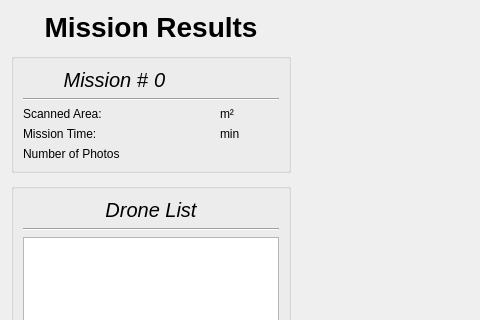
First picture: the form in UI/Postflight/post_design.ui, repository cmpe-DroneLab/GeoFly3D, before the edit; both pictures show x 0 to 480 and y 0 to 320 of the 1024 by 768 pixel window.
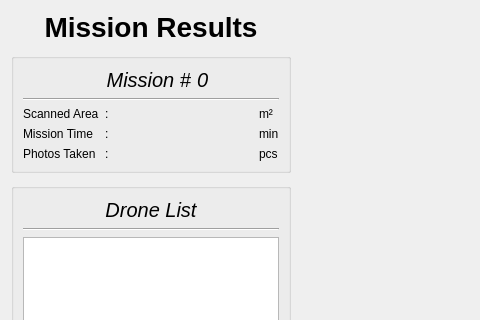
Second picture: the form after the edit.

Commit message: Fixed some bugs and improved Mission Detail boxes

```diff
--- a/UI/Postflight/post_design.ui
+++ b/UI/Postflight/post_design.ui
@@ -43,11 +43,46 @@
        <property name="title">
         <string/>
        </property>
-       <layout class="QGridLayout" name="gridLayout">
-        <item row="2" column="3">
-         <widget class="QLabel" name="scanned_area_unit">
+       <layout class="QGridLayout" name="gridLayout" columnstretch="0,0,1,0">
+        <item row="2" column="0">
+         <widget class="QLabel" name="scanned_area_label">
           <property name="text">
-           <string>m²</string>
+           <string>Scanned Area</string>
+          </property>
+         </widget>
+        </item>
+        <item row="3" column="0">
+         <widget class="QLabel" name="mission_time_label">
+          <property name="text">
+           <string>Mission Time</string>
+          </property>
+         </widget>
+        </item>
+        <item row="5" column="0">
+         <widget class="QLabel" name="batt_required_label">
+          <property name="text">
+           <string>Photos Taken</string>
+          </property>
+         </widget>
+        </item>
+        <item row="2" column="1">
+         <widget class="QLabel" name="colon_1">
+          <property name="text">
+           <string>:</string>
+          </property>
+         </widget>
+        </item>
+        <item row="3" column="1">
+         <widget class="QLabel" name="colon_2">
+          <property name="text">
+           <string>:</string>
+          </property>
+         </widget>
+        </item>
+        <item row="5" column="1">
+         <widget class="QLabel" name="colon_3">
+          <property name="text">
+           <string>:</string>
           </property>
          </widget>
         </item>
@@ -71,6 +106,23 @@
           </property>
          </widget>
         </item>
+        <item row="5" column="2">
+         <widget class="QLabel" name="batt_required_value">
+          <property name="text">
+           <string/>
+          </property>
+          <property name="alignment">
+           <set>Qt::AlignRight|Qt::AlignTrailing|Qt::AlignVCenter</set>
+          </property>
+         </widget>
+        </item>
+        <item row="2" column="3">
+         <widget class="QLabel" name="scanned_area_unit">
+          <property name="text">
+           <string>m²</string>
+          </property>
+         </widget>
+        </item>
         <item row="3" column="3">
          <widget class="QLabel" name="mission_time_unit">
           <property name="text">
@@ -78,6 +130,20 @@
           </property>
          </widget>
         </item>
+        <item row="5" column="3">
+         <widget class="QLabel" name="label">
+          <property name="text">
+           <string>pcs</string>
+          </property>
+         </widget>
+        </item>
+        <item row="1" column="0" colspan="4">
+         <widget class="Line" name="line_2">
+          <property name="orientation">
+           <enum>Qt::Horizontal</enum>
+          </property>
+         </widget>
+        </item>
         <item row="0" column="2">
          <widget class="QLabel" name="id_label">
           <property name="font">
@@ -91,45 +157,7 @@
           </property>
          </widget>
         </item>
-        <item row="5" column="2">
-         <widget class="QLabel" name="batt_required_value">
-          <property name="text">
-           <string/>
-          </property>
-          <property name="alignment">
-           <set>Qt::AlignRight|Qt::AlignTrailing|Qt::AlignVCenter</set>
-          </property>
-         </widget>
-        </item>
-        <item row="2" column="0" colspan="2">
-         <widget class="QLabel" name="scanned_area_label">
-          <property name="text">
-           <string>Scanned Area:</string>
-          </property>
-         </widget>
-        </item>
-        <item row="5" column="0" colspan="2">
-         <widget class="QLabel" name="batt_required_label">
-          <property name="text">
-           <string>Number of Photos</string>
-          </property>
-         </widget>
-        </item>
-        <item row="3" column="0" colspan="2">
-         <widget class="QLabel" name="mission_time_label">
-          <property name="text">
-           <string>Mission Time:</string>
-          </property>
-         </widget>
-        </item>
-        <item row="1" column="0" colspan="4">
-         <widget class="Line" name="line_2">
-          <property name="orientation">
-           <enum>Qt::Horizontal</enum>
-          </property>
-         </widget>
-        </item>
-        <item row="0" column="0" colspan="2">
+        <item row="0" column="1">
          <widget class="QLabel" name="label_mission_information">
           <property name="font">
            <font>
```
The commit also changes 10 other files.
